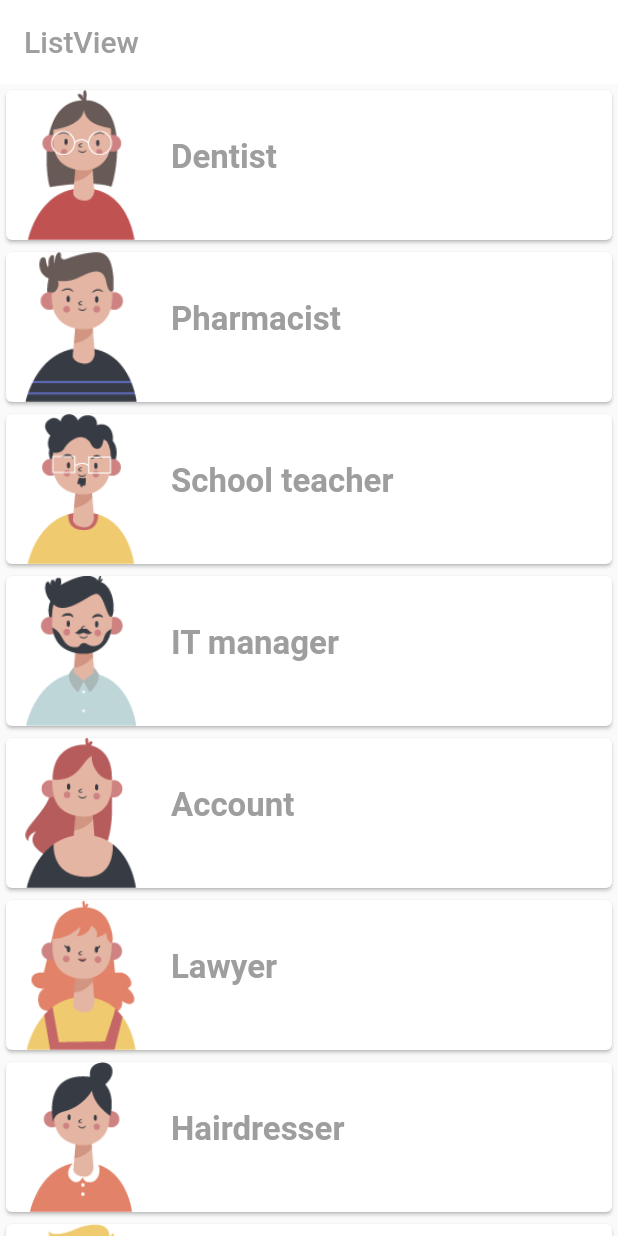
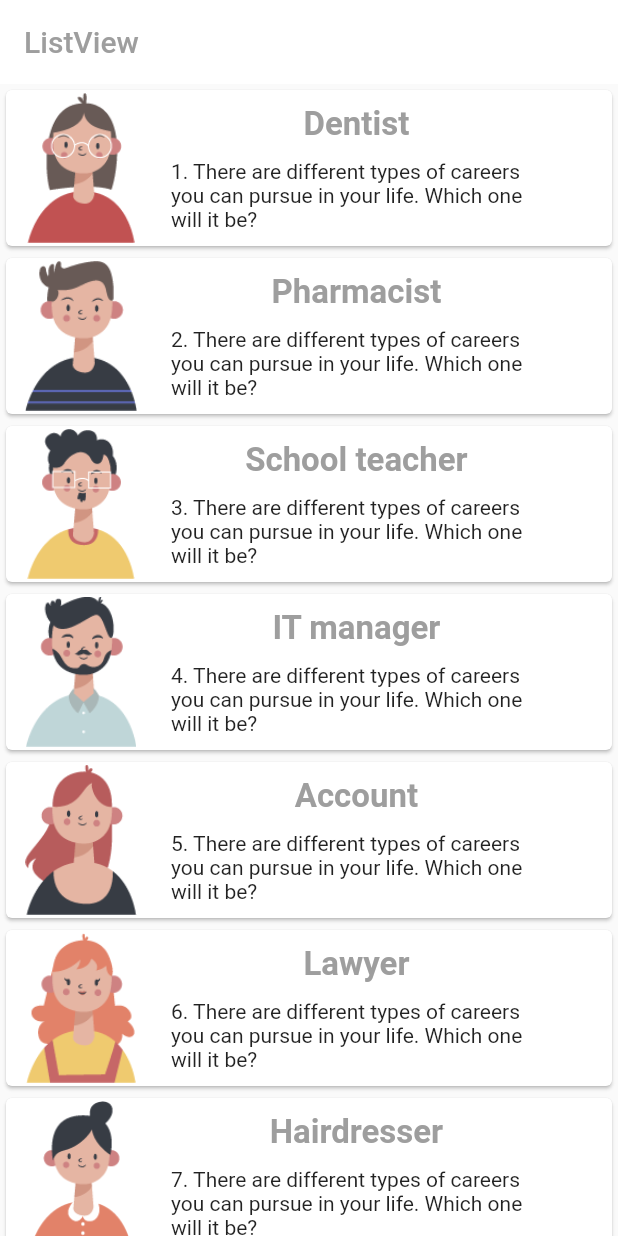
Before and after one commit to moonyah/summer_practice_app, a Flutter app: the ListViewPage screen opened directly, on a phone screen of 412 x 824 dp. Run offline on Flutter 3.47's test engine with Material 2 defaults, Android fonts, the light colour scheme and no system bars; our stand-ins replace introduction_screen.

Commit message:
description

```diff
--- a/lib/listview.dart
+++ b/lib/listview.dart
@@ -49,6 +49,7 @@
 
   @override
   Widget build(BuildContext context) {
+    double width = MediaQuery.of(context).size.width * 0.6;
     return Scaffold(
       appBar: AppBar(
         title: const Text(
@@ -83,6 +84,10 @@
                       ),
                       const SizedBox(
                         height: 10,
+                      ),
+                      SizedBox(
+                        width: width,
+                        child: Text(description[index]),
                       )
                     ],
                   ),
```
